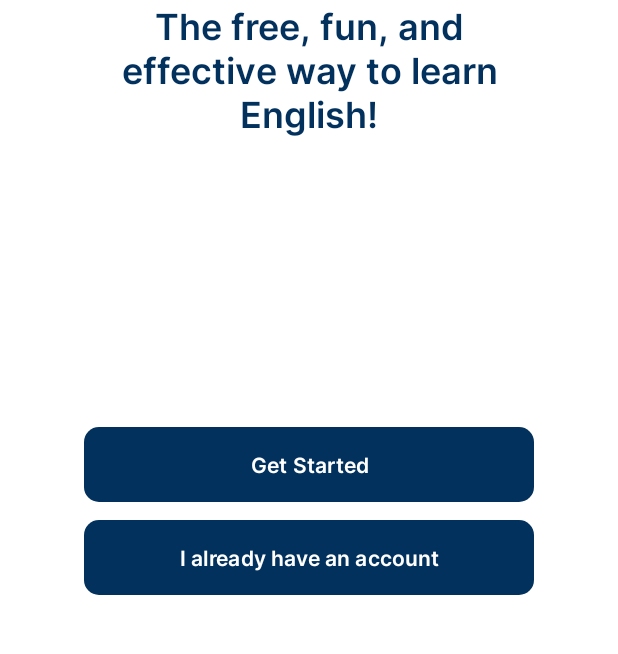
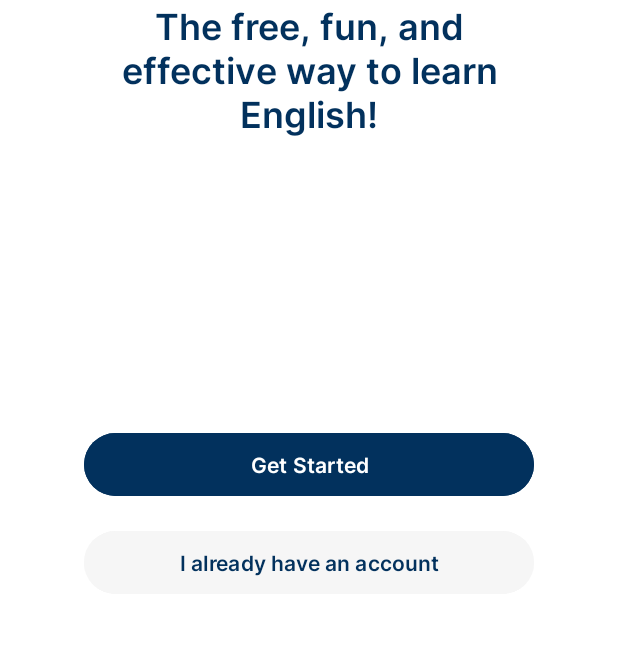
Before and after one commit to GymnastiarR/Mr.Gupazz, an Android app: the screen it shows after launch (MainActivity), on a phone screen of 412 x 824 dp, the part 566-1220 px from its top. Run offline under Robolectric (Android 15) with nearby library versions, the phone set to English and light mode, and no system bars.

Commit message:
feat/splash

```diff
--- a/app/src/main/res/layout/activity_main.xml
+++ b/app/src/main/res/layout/activity_main.xml
@@ -38,25 +38,18 @@
         android:text="Get Started"
         app:layout_constraintBottom_toBottomOf="parent"
         app:layout_constraintEnd_toEndOf="parent"
-        app:layout_constraintStart_toStartOf="parent"
-        android:background="@drawable/rounded" />
+        app:layout_constraintStart_toStartOf="parent" />
 
     <Button
-        android:id="@+id/to_loginPage"
+        android:id="@+id/to_loginpage"
         style="@style/MediumButton"
         android:layout_width="300dp"
         android:layout_height="50dp"
-        android:background="@drawable/rounded"
-        android:layout_marginBottom="50dp"
+        android:layout_marginTop="15dp"
         android:text="I already have an account"
-        app:layout_constraintBottom_toBottomOf="parent"
         app:layout_constraintEnd_toEndOf="parent"
-        app:layout_constraintStart_toStartOf="parent" />
-
-
-
-
-
-
+        app:layout_constraintStart_toStartOf="parent"
+        app:layout_constraintTop_toBottomOf="@+id/to_signupPage"
+        />
 
 </androidx.constraintlayout.widget.ConstraintLayout>
--- a/app/src/main/res/values/themes.xml
+++ b/app/src/main/res/values/themes.xml
@@ -20,12 +20,14 @@
         <item name="android:layout_height">50dp</item>
         <item name="android:layout_width">299dp</item>
         <item name="android:fontFamily">@font/inter_semi_bold</item>
-        <item name="android:textColor">@color/primary_white</item>
+        <item name="android:textColor">@color/primary_blue</item>
+        <item name="android:backgroundTint">@color/secondary_shade_8</item>
         <item name="layout_constraintWidth_percent">0.9</item>
     </style>
 
     <style name="MediumButton.Blue" parent="MediumButton">
         <item name="android:backgroundTint">@color/primary_blue</item>
+        <item name="android:textColor">@color/primary_white</item>
     </style>
 
     <style name="MediumButton.Red" parent="MediumButton">
```
